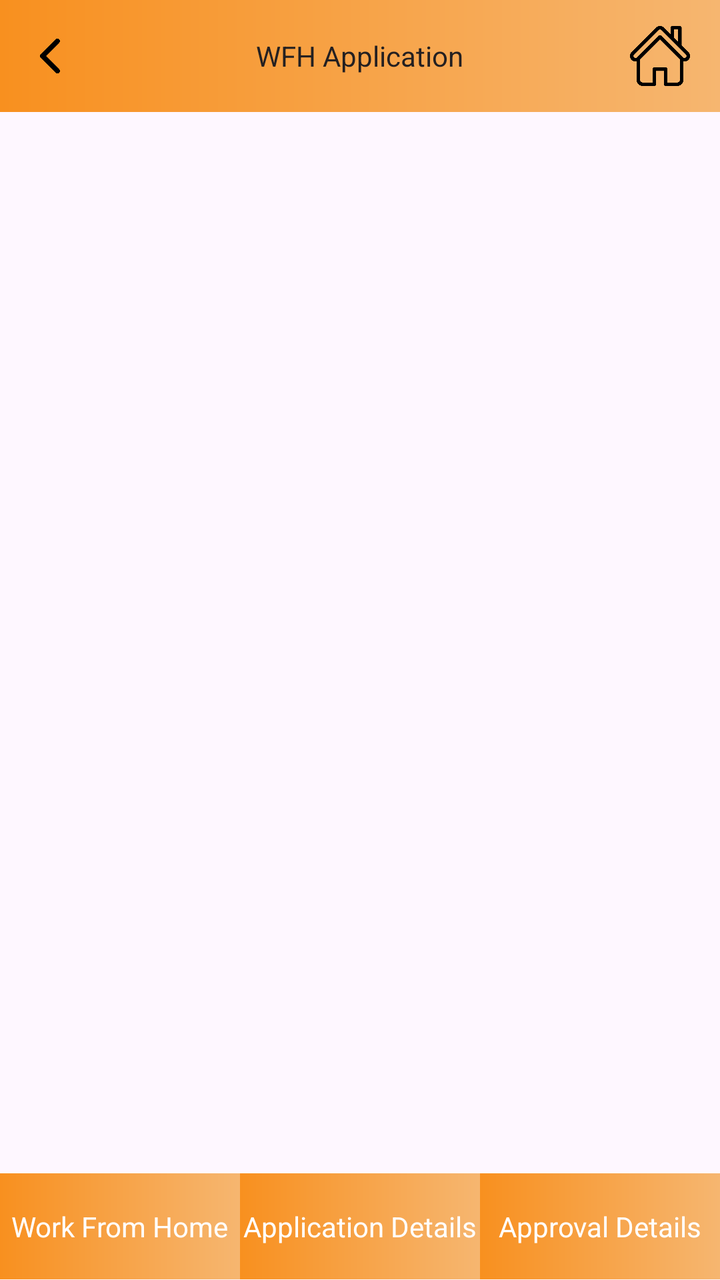
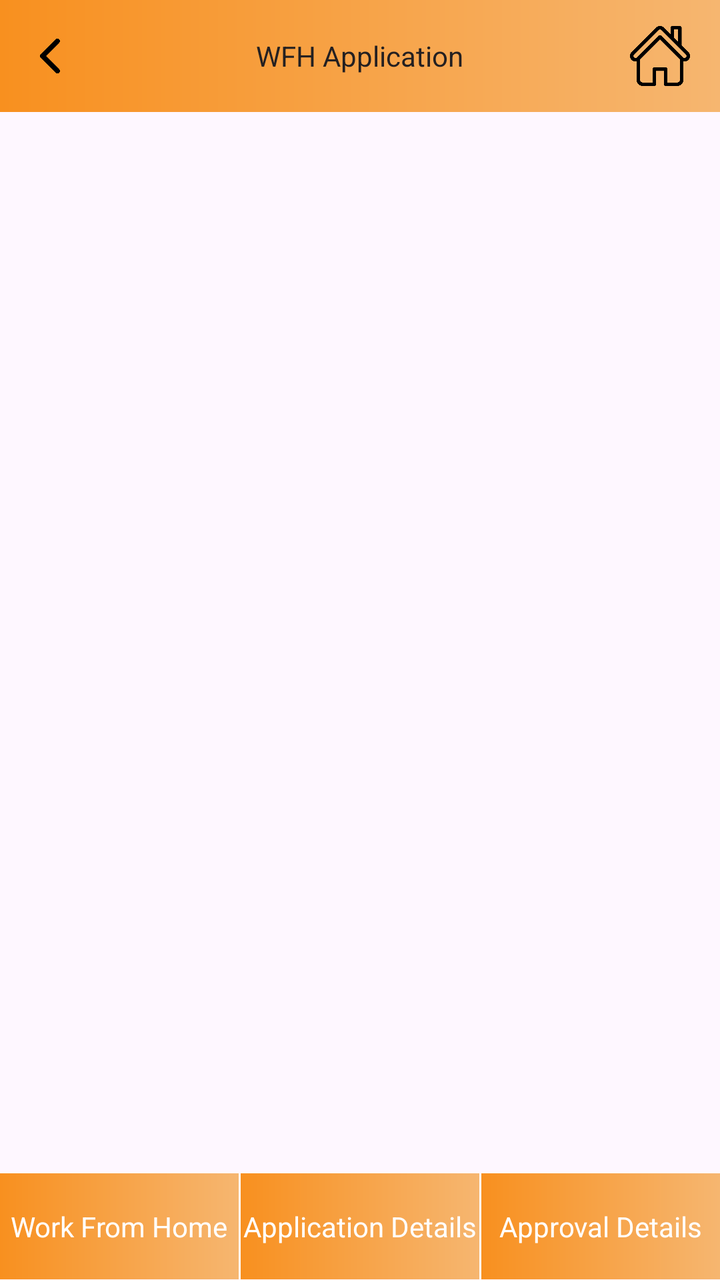

An Android layout rendered at two revisions. The XML below is the earlier revision; the diff shows what the commit changed to produce the second picture.
<!-- AndroidManifest.xml: application theme Theme.IMFA -->
<!-- res/layout/activity_wfh_application.xml -->
<?xml version="1.0" encoding="utf-8"?>
<androidx.constraintlayout.widget.ConstraintLayout xmlns:android="http://schemas.android.com/apk/res/android"
    xmlns:app="http://schemas.android.com/apk/res-auto"
    xmlns:tools="http://schemas.android.com/tools"
    android:layout_width="match_parent"
    android:layout_height="match_parent"
    tools:context=".Leave.LeaveApplicationActivity">

    <LinearLayout
        android:id="@+id/linearLayout"
        android:layout_width="match_parent"
        android:layout_height="?android:actionBarSize"
        android:background="@drawable/background_1"
        android:orientation="horizontal"
        app:layout_constraintEnd_toEndOf="parent"
        app:layout_constraintStart_toStartOf="parent"
        app:layout_constraintTop_toTopOf="parent">

        <LinearLayout
            android:layout_width="0dp"
            android:layout_height="match_parent"
            android:layout_weight="0.5">

            <ImageView
                android:id="@+id/ivBack"
                android:layout_width="30dp"
                android:layout_height="40dp"
                android:layout_gravity="center"
                android:layout_marginLeft="10dp"
                android:src="@drawable/back_arrow" />
        </LinearLayout>

        <LinearLayout
            android:layout_width="0dp"
            android:layout_height="match_parent"
            android:layout_weight="1"
            android:gravity="center">

            <TextView
                android:layout_width="wrap_content"
                android:layout_height="wrap_content"
                android:text="WFH Application"
                android:textColor="@color/appBlack"
                android:textSize="14sp" />

        </LinearLayout>

        <LinearLayout
            android:layout_width="0dp"
            android:layout_height="match_parent"
            android:layout_weight="0.5"
            android:gravity="right">

            <ImageView
                android:id="@+id/imgHome"
                android:layout_width="30dp"
                android:layout_height="30dp"
                android:layout_gravity="center"
                android:layout_marginRight="15dp"
                android:src="@drawable/home" />
        </LinearLayout>
    </LinearLayout>

    <LinearLayout
        android:visibility="gone"
        android:layout_width="match_parent"
        android:layout_height="match_parent"
        android:id="@+id/lnNonAccess"
        android:orientation="vertical"
        android:gravity="center">
        <ImageView
            android:layout_width="80dp"
            android:layout_height="80dp"
            android:src="@drawable/sorry"/>

        <TextView
            android:layout_marginTop="5dp"
            android:textStyle="bold"
            android:layout_width="wrap_content"
            android:layout_height="wrap_content"
            android:textSize="14sp"
            android:textColor="@color/appYellow"
            android:text="Currently this menu is not accessible"/>

    </LinearLayout>

    <LinearLayout
        android:id="@+id/lnAccess"
        android:layout_width="match_parent"
        android:layout_height="0dp"
        android:orientation="vertical"
        android:visibility="visible"
        app:layout_constraintBottom_toBottomOf="parent"
        app:layout_constraintEnd_toEndOf="parent"
        app:layout_constraintStart_toStartOf="parent"
        app:layout_constraintTop_toBottomOf="@+id/linearLayout">

        <LinearLayout
            android:layout_width="match_parent"
            android:layout_height="0dp"
            android:layout_weight="1">

            <FrameLayout
                android:id="@+id/frameLayout"
                android:layout_width="match_parent"
                android:layout_height="match_parent"
                android:layout_margin="10dp"></FrameLayout>
        </LinearLayout>

        <LinearLayout
            android:layout_width="match_parent"
            android:layout_height="0dp"
            android:layout_weight="0.1"
            android:orientation="horizontal">

            <LinearLayout
                android:id="@+id/llApplication"
                android:layout_width="0dp"
                android:layout_height="match_parent"
                android:layout_weight="1"
                android:background="@drawable/background_1"
                android:gravity="center">

                <TextView
                    android:id="@+id/tvApllication"
                    android:layout_width="wrap_content"
                    android:layout_height="wrap_content"
                    android:text="Work From Home"
                    android:textColor="@android:color/white"
                    android:textSize="14sp"></TextView>
            </LinearLayout>

            <LinearLayout
                android:id="@+id/llDetails"
                android:layout_width="0dp"
                android:layout_height="match_parent"
                android:layout_weight="1"
                android:background="@drawable/background_1"
                android:gravity="center">

                <TextView
                    android:id="@+id/tvDetails"
                    android:layout_width="wrap_content"
                    android:layout_height="wrap_content"
                    android:text="Application Details"
                    android:textColor="@android:color/white"
                    android:textSize="14sp"></TextView>
            </LinearLayout>

            <LinearLayout
                android:id="@+id/llApproval"
                android:layout_width="0dp"
                android:layout_height="match_parent"
                android:layout_weight="1"
                android:background="@drawable/background_1"
                android:gravity="center">

                <TextView
                    android:id="@+id/tvApproval"
                    android:layout_width="wrap_content"
                    android:layout_height="wrap_content"
                    android:text="Approval Details"
                    android:textColor="@android:color/white"
                    android:textSize="14sp" />
            </LinearLayout>
        </LinearLayout>
    </LinearLayout>
</androidx.constraintlayout.widget.ConstraintLayout>
<!-- resources referenced by this layout -->
<resources>
  <color name="appBlack">#242021</color>
  <color name="appYellow">#F8901F</color>
  <!-- drawable back_arrow: png bitmap (drawable, 2943 bytes) -->
  <!-- drawable background_1 (drawable) -->
  <shape xmlns:android="http://schemas.android.com/apk/res/android"
      android:shape="rectangle">
      <gradient
          android:endColor="#F6B670"
          android:startColor="@color/appYellow"
          android:type="linear"
          android:angle="0" />
  </shape>
  <!-- drawable home: png bitmap (drawable, 9285 bytes) -->
  <!-- drawable sorry: png bitmap (drawable, 3710 bytes) -->
  <style name="Theme.IMFA" parent="Base.Theme.IMFA" />
  <style name="Base.Theme.IMFA" parent="Theme.Material3.DayNight.NoActionBar">
          
          <item name="colorPrimary">@color/appYellow</item>
      </style>
</resources>

<!-- the commit's change to res/layout/activity_wfh_application.xml (unified diff, before → after) -->
@@ -104,7 +104,7 @@
                 android:id="@+id/frameLayout"
                 android:layout_width="match_parent"
                 android:layout_height="match_parent"
-                android:layout_margin="10dp"></FrameLayout>
+                android:layout_margin="10dp"/>
         </LinearLayout>
 
         <LinearLayout
@@ -127,8 +127,13 @@
                     android:layout_height="wrap_content"
                     android:text="Work From Home"
                     android:textColor="@android:color/white"
-                    android:textSize="14sp"></TextView>
+                    android:textSize="14sp"/>
             </LinearLayout>
+
+            <View
+                android:layout_width="1dp"
+                android:layout_height="match_parent"
+                android:background="@color/white"/>
 
             <LinearLayout
                 android:id="@+id/llDetails"
@@ -144,8 +149,13 @@
                     android:layout_height="wrap_content"
                     android:text="Application Details"
                     android:textColor="@android:color/white"
-                    android:textSize="14sp"></TextView>
+                    android:textSize="14sp"/>
             </LinearLayout>
+
+            <View
+                android:layout_width="1dp"
+                android:layout_height="match_parent"
+                android:background="@color/white"/>
 
             <LinearLayout
                 android:id="@+id/llApproval"
<!-- resource entries referenced after the edit -->
@@ -2,6 +2,7 @@
 <resources>
   <color name="appBlack">#242021</color>
   <color name="appYellow">#F8901F</color>
+  <color name="white">#FFFFFFFF</color>
   <!-- drawable back_arrow: png bitmap (drawable, 2943 bytes) -->
   <!-- drawable background_1 (drawable) -->
   <shape xmlns:android="http://schemas.android.com/apk/res/android"
